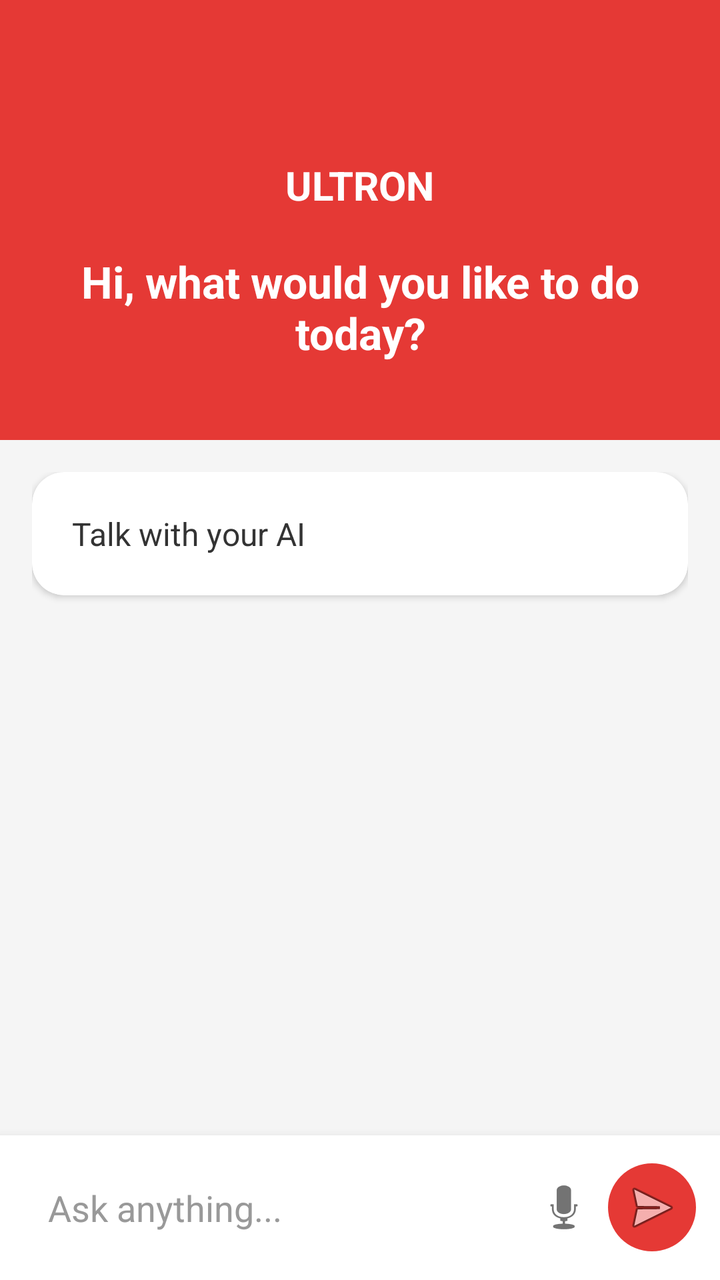
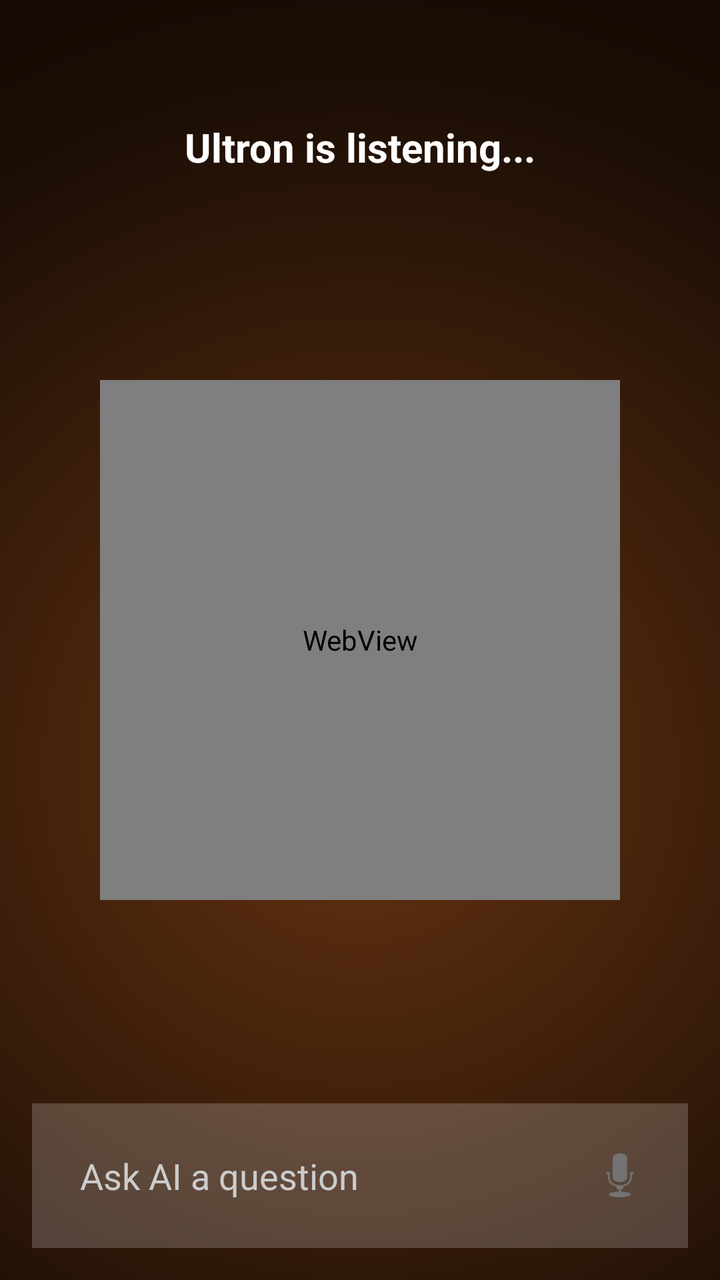

The first picture is an Android layout as it rendered before a commit; the second is the same layout after the commit. The layout source and the unified diff follow.
<!-- AndroidManifest.xml: application theme Theme.Ultron -->
<!-- res/layout/activity_main.xml -->
<?xml version="1.0" encoding="utf-8"?>
<LinearLayout xmlns:android="http://schemas.android.com/apk/res/android"
    android:layout_width="match_parent"
    android:layout_height="match_parent"
    android:orientation="vertical"
    android:background="#F5F5F5"
    xmlns:app="http://schemas.android.com/apk/res-auto">

    
    <LinearLayout
        android:layout_width="match_parent"
        android:layout_height="220dp"
        android:orientation="vertical"
        android:gravity="center"
        android:background="#E53935"
        android:paddingTop="40dp">

        <TextView
            android:layout_width="wrap_content"
            android:layout_height="wrap_content"
            android:text="ULTRON"
            android:textColor="#FFFFFF"
            android:textSize="20sp"
            android:textStyle="bold"
            android:layout_marginBottom="20dp"/>

        <TextView
            android:id="@+id/greetingText"
            android:layout_width="wrap_content"
            android:layout_height="wrap_content"
            android:text="Hi, what would you like to do today?"
            android:textColor="#FFFFFF"
            android:textSize="22sp"
            android:textStyle="bold"
            android:gravity="center"
            android:paddingHorizontal="32dp"/>

    </LinearLayout>

    
    <ScrollView
        android:layout_width="match_parent"
        android:layout_height="0dp"
        android:layout_weight="1"
        android:padding="16dp">

        <androidx.cardview.widget.CardView
            android:layout_width="match_parent"
            android:layout_height="wrap_content"
            app:cardCornerRadius="16dp"
            app:cardElevation="2dp"
            app:cardBackgroundColor="#FFFFFF">

            <TextView
                android:id="@+id/statusText"
                android:layout_width="match_parent"
                android:layout_height="wrap_content"
                android:padding="20dp"
                android:text="Talk with your AI"
                android:textSize="16sp"
                android:textColor="#333333"/>

        </androidx.cardview.widget.CardView>
    </ScrollView>

    
    <LinearLayout
        android:layout_width="match_parent"
        android:layout_height="wrap_content"
        android:orientation="horizontal"
        android:gravity="center_vertical"
        android:background="#FFFFFF"
        android:padding="12dp"
        android:elevation="8dp">

        <EditText
            android:id="@+id/inputText"
            android:layout_width="0dp"
            android:layout_height="wrap_content"
            android:layout_weight="1"
            android:hint="Ask anything..."
            android:background="@android:color/transparent"
            android:padding="12dp"
            android:textColor="#333333"
            android:textColorHint="#999999"/>

        <ImageButton
            android:id="@+id/voiceButton"
            android:layout_width="44dp"
            android:layout_height="44dp"
            android:background="@android:color/transparent"
            android:src="@android:drawable/ic_btn_speak_now"
            android:contentDescription="Voice"/>

        <ImageButton
            android:id="@+id/sendButton"
            android:layout_width="44dp"
            android:layout_height="44dp"
            android:background="@drawable/circle_red"
            android:src="@android:drawable/ic_menu_send"
            android:contentDescription="Send"
            android:padding="10dp"/>

    </LinearLayout>

</LinearLayout>
<!-- resources referenced by this layout -->
<resources>
  <!-- drawable circle_red (drawable) -->
  <?xml version="1.0" encoding="utf-8"?>
  <shape xmlns:android="http://schemas.android.com/apk/res/android"
      android:shape="oval">
      <solid android:color="#E53935"/>
  </shape>
  <style name="Theme.Ultron" parent="Theme.AppCompat.DayNight.DarkActionBar">
          <item name="colorPrimary">#1A1A2E</item>
          <item name="colorPrimaryDark">#0D0D1A</item>
          <item name="colorAccent">#00FF88</item>
      </style>
</resources>

<!-- the commit's change to res/layout/activity_main.xml (unified diff, before → after) -->
@@ -1,88 +1,62 @@
 <?xml version="1.0" encoding="utf-8"?>
-<LinearLayout xmlns:android="http://schemas.android.com/apk/res/android"
+<RelativeLayout xmlns:android="http://schemas.android.com/apk/res/android"
     android:layout_width="match_parent"
     android:layout_height="match_parent"
-    android:orientation="vertical"
-    android:background="#F5F5F5"
-    xmlns:app="http://schemas.android.com/apk/res-auto">
+    android:background="@drawable/bg_gradient">
 
-    
-    <LinearLayout
-        android:layout_width="match_parent"
-        android:layout_height="220dp"
-        android:orientation="vertical"
-        android:gravity="center"
-        android:background="#E53935"
-        android:paddingTop="40dp">
-
-        <TextView
-            android:layout_width="wrap_content"
-            android:layout_height="wrap_content"
-            android:text="ULTRON"
-            android:textColor="#FFFFFF"
-            android:textSize="20sp"
-            android:textStyle="bold"
-            android:layout_marginBottom="20dp"/>
-
-        <TextView
-            android:id="@+id/greetingText"
-            android:layout_width="wrap_content"
-            android:layout_height="wrap_content"
-            android:text="Hi, what would you like to do today?"
-            android:textColor="#FFFFFF"
-            android:textSize="22sp"
-            android:textStyle="bold"
-            android:gravity="center"
-            android:paddingHorizontal="32dp"/>
-
-    </LinearLayout>
-
-    
-    <ScrollView
-        android:layout_width="match_parent"
-        android:layout_height="0dp"
-        android:layout_weight="1"
-        android:padding="16dp">
-
-        <androidx.cardview.widget.CardView
-            android:layout_width="match_parent"
-            android:layout_height="wrap_content"
-            app:cardCornerRadius="16dp"
-            app:cardElevation="2dp"
-            app:cardBackgroundColor="#FFFFFF">
-
-            <TextView
-                android:id="@+id/statusText"
-                android:layout_width="match_parent"
-                android:layout_height="wrap_content"
-                android:padding="20dp"
-                android:text="Talk with your AI"
-                android:textSize="16sp"
-                android:textColor="#333333"/>
-
-        </androidx.cardview.widget.CardView>
-    </ScrollView>
-
-    
-    <LinearLayout
+    <TextView
+        android:id="@+id/greetingText"
         android:layout_width="match_parent"
         android:layout_height="wrap_content"
+        android:layout_alignParentTop="true"
+        android:layout_marginTop="60dp"
+        android:text="Ultron is listening..."
+        android:textColor="#FFFFFF"
+        android:textSize="20sp"
+        android:textStyle="bold"
+        android:gravity="center"
+        android:paddingHorizontal="32dp"/>
+
+    <WebView
+        android:id="@+id/orbWebView"
+        android:layout_width="260dp"
+        android:layout_height="260dp"
+        android:layout_centerInParent="true"
+        android:background="@android:color/transparent"/>
+
+    <TextView
+        android:id="@+id/statusText"
+        android:layout_width="match_parent"
+        android:layout_height="wrap_content"
+        android:layout_above="@+id/inputBar"
+        android:layout_marginBottom="20dp"
+        android:paddingHorizontal="32dp"
+        android:text=""
+        android:textColor="#FFFFFF"
+        android:textSize="16sp"
+        android:gravity="center"/>
+
+    <LinearLayout
+        android:id="@+id/inputBar"
+        android:layout_width="match_parent"
+        android:layout_height="wrap_content"
+        android:layout_alignParentBottom="true"
         android:orientation="horizontal"
         android:gravity="center_vertical"
-        android:background="#FFFFFF"
+        android:background="#33FFFFFF"
         android:padding="12dp"
-        android:elevation="8dp">
+        android:layout_margin="16dp">
 
         <EditText
             android:id="@+id/inputText"
             android:layout_width="0dp"
             android:layout_height="wrap_content"
             android:layout_weight="1"
-            android:hint="Ask anything..."
+            android:hint="Ask AI a question"
             android:background="@android:color/transparent"
             android:padding="12dp"
-            android:textColor="#333333"
-            android:textColorHint="#999999"/>
+            android:textColor="#FFFFFF"
+            android:textColorHint="#CCCCCC"/>
 
         <ImageButton
             android:id="@+id/voiceButton"
@@ -92,15 +66,6 @@
             android:src="@android:drawable/ic_btn_speak_now"
             android:contentDescription="Voice"/>
 
-        <ImageButton
-            android:id="@+id/sendButton"
-            android:layout_width="44dp"
-            android:layout_height="44dp"
-            android:background="@drawable/circle_red"
-            android:src="@android:drawable/ic_menu_send"
-            android:contentDescription="Send"
-            android:padding="10dp"/>
-
     </LinearLayout>
 
-</LinearLayout>
+</RelativeLayout>
<!-- resource entries referenced after the edit -->
@@ -1,10 +1,17 @@
 <!-- resources referenced by this layout -->
 <resources>
-  <!-- drawable circle_red (drawable) -->
+  <!-- drawable bg_gradient (drawable) -->
   <?xml version="1.0" encoding="utf-8"?>
   <shape xmlns:android="http://schemas.android.com/apk/res/android"
-      android:shape="oval">
-      <solid android:color="#E53935"/>
+      android:shape="rectangle">
+      <gradient
+          android:type="radial"
+          android:gradientRadius="700dp"
+          android:centerX="0.5"
+          android:centerY="0.6"
+          android:startColor="#663311"
+          android:centerColor="#1A0D05"
+          android:endColor="#000000"/>
   </shape>
   <style name="Theme.Ultron" parent="Theme.AppCompat.DayNight.DarkActionBar">
           <item name="colorPrimary">#1A1A2E</item>
